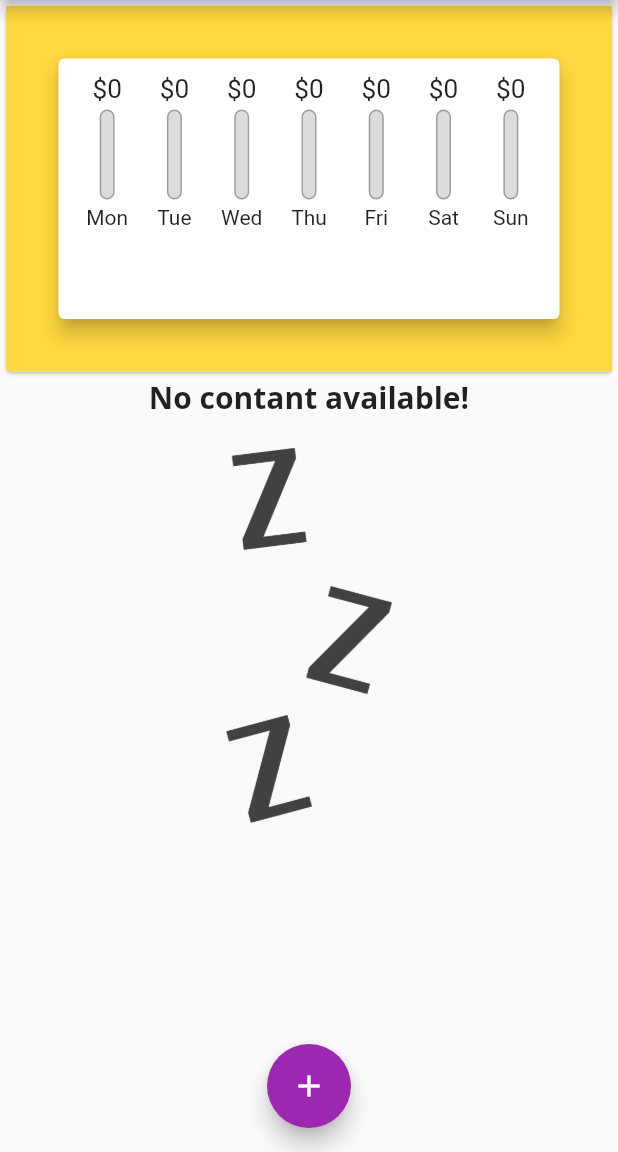
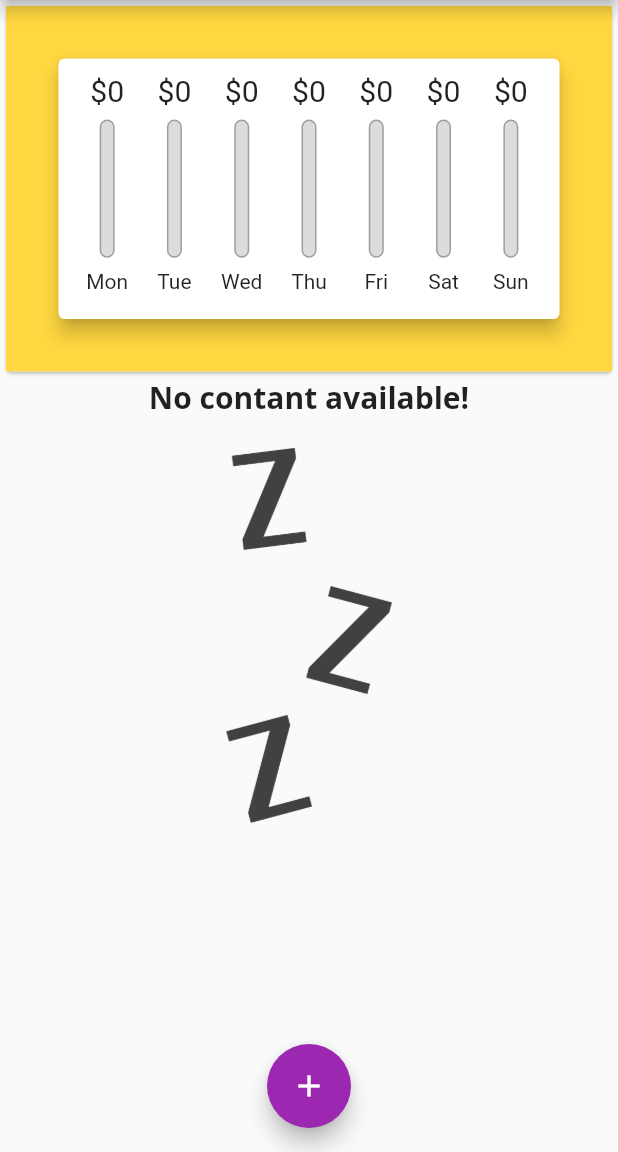
Before and after one commit to Shofiul735/CostManagementFlutter, a Flutter app: the screen it shows after launch, on a phone screen of 412 x 824 dp, the part 84-1236 px from its top. Run offline on Flutter 3.47's test engine with Material 2 defaults, Android fonts, the phone set to English and light mode, and no system bars.

Commit message:
Dynamic height added in chartbars

```diff
--- a/cost_management/lib/widgets/chart_bar.dart
+++ b/cost_management/lib/widgets/chart_bar.dart
@@ -9,19 +9,21 @@ class ChartBar extends StatelessWidget {
 
   @override
   Widget build(BuildContext context) {
+    return LayoutBuilder(
+      builder: (bCtx, boxConstraints) {
         return Column(
           children: <Widget>[
-        Container(
-          height: 20,
+            SizedBox(
+              height: boxConstraints.maxHeight * 0.15,
               child: FittedBox(
                 child: Text('\$${spendingAmount.toStringAsFixed(0)}'),
               ),
             ),
             SizedBox(
-          height: 4,
+              height: boxConstraints.maxHeight * 0.05,
             ),
-        Container(
-          height: 60,
+            SizedBox(
+              height: boxConstraints.maxHeight * 0.6,
               width: 10,
               child: Stack(
                 alignment: Alignment.bottomCenter,
@@ -29,7 +31,7 @@ class ChartBar extends StatelessWidget {
                   Container(
                     decoration: BoxDecoration(
                       border: Border.all(color: Colors.grey, width: 1.0),
-                  color: Color.fromRGBO(220, 220, 220, 1),
+                      color: const Color.fromRGBO(220, 220, 220, 1),
                       borderRadius: BorderRadius.circular(10),
                     ),
                   ),
@@ -46,10 +48,15 @@ class ChartBar extends StatelessWidget {
               ),
             ),
             SizedBox(
-          height: 4,
+              height: boxConstraints.maxHeight * 0.05,
             ),
-        Text(label),
+            SizedBox(
+              height: boxConstraints.maxHeight * 0.15,
+              child: Text(label),
+            ),
           ],
+        );
+      },
     );
   }
 }
```
Lines whose indentation alone changed are shown as unchanged.
